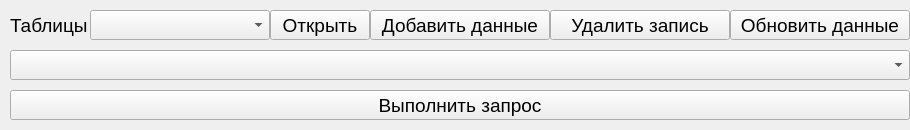
A1ex1in/BSBDKursach, file ManajerWindowUI.ui: the form before one commit.
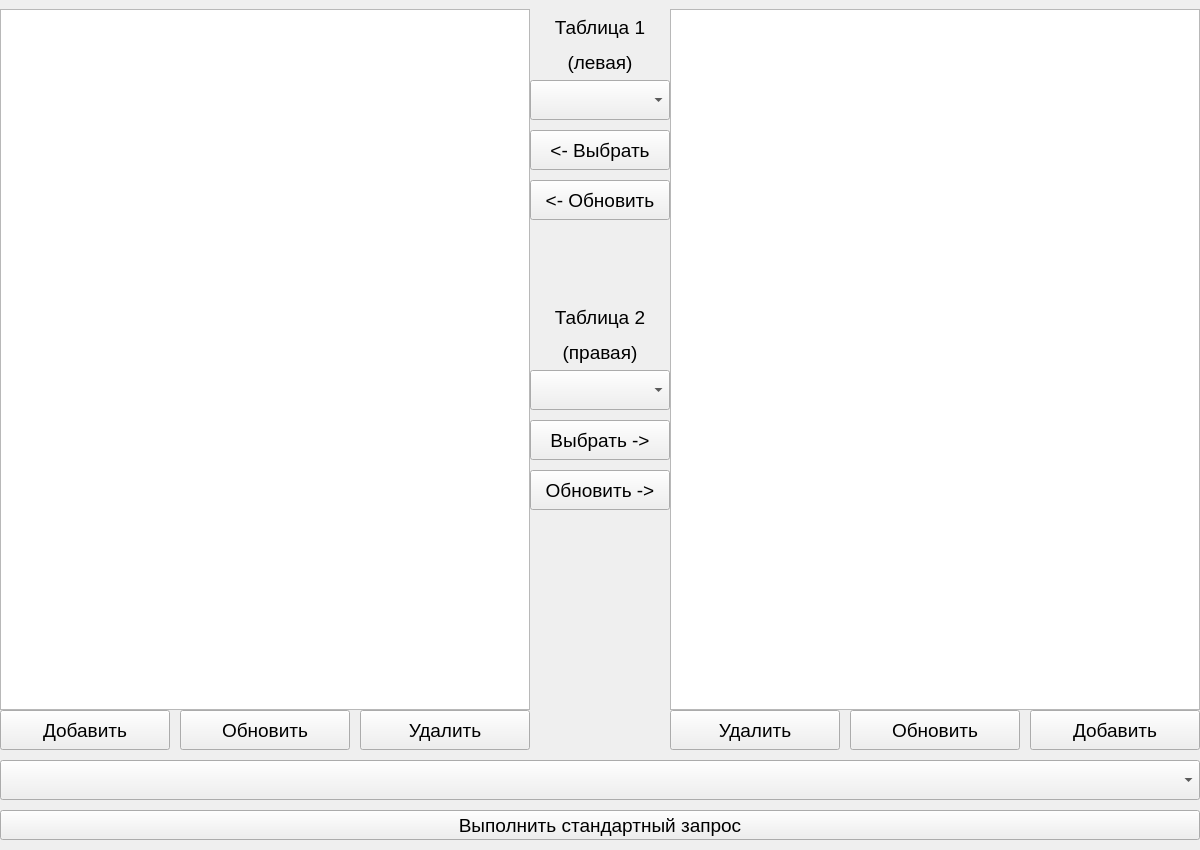
The form after the commit.

What changed in the file:
```diff
--- a/ManajerWindowUI.ui
+++ b/ManajerWindowUI.ui
@@ -6,53 +6,71 @@
    <rect>
     <x>0</x>
     <y>0</y>
-    <width>910</width>
-    <height>130</height>
+    <width>1200</width>
+    <height>850</height>
    </rect>
   </property>
   <property name="minimumSize">
    <size>
-    <width>910</width>
-    <height>130</height>
+    <width>1200</width>
+    <height>850</height>
    </size>
   </property>
   <property name="maximumSize">
    <size>
-    <width>910</width>
-    <height>130</height>
+    <width>1200</width>
+    <height>850</height>
    </size>
   </property>
-  <property name="font">
-   <font>
-    <pointsize>14</pointsize>
-   </font>
-  </property>
   <property name="windowTitle">
    <string>Сотрудник</string>
   </property>
   <widget class="QWidget" name="centralwidget">
-   <widget class="QComboBox" name="CB_Table">
+   <widget class="QTableWidget" name="TW_L">
     <property name="geometry">
      <rect>
-      <x>90</x>
-      <y>10</y>
-      <width>180</width>
-      <height>30</height>
+      <x>0</x>
+      <y>9</y>
+      <width>530</width>
+      <height>701</height>
      </rect>
     </property>
+   </widget>
+   <widget class="QTableWidget" name="TW_R">
+    <property name="geometry">
+     <rect>
+      <x>670</x>
+      <y>9</y>
+      <width>530</width>
+      <height>701</height>
+     </rect>
+    </property>
+   </widget>
+   <widget class="QPushButton" name="PB_L_Inser">
+    <property name="geometry">
+     <rect>
+      <x>0</x>
+      <y>710</y>
+      <width>170</width>
+      <height>40</height>
+     </rect>
+    </property>
     <property name="font">
      <font>
-      <pointsize>10</pointsize>
+      <pointsize>14</pointsize>
      </font>
     </property>
+    <property name="text">
+     <string>Добавить</string>
+    </property>
    </widget>
-   <widget class="QLabel" name="L_Tabl">
+   <widget class="QPushButton" name="PB_L_Update">
     <property name="geometry">
      <rect>
-      <x>10</x>
-      <y>10</y>
-      <width>80</width>
-      <height>30</height>
+      <x>180</x>
+      <y>710</y>
+      <width>170</width>
+      <height>40</height>
      </rect>
     </property>
     <property name="font">
@@ -61,16 +79,16 @@
      </font>
     </property>
     <property name="text">
-     <string>Таблицы</string>
+     <string>Обновить</string>
     </property>
    </widget>
    <widget class="QPushButton" name="PB_Open">
     <property name="geometry">
      <rect>
-      <x>270</x>
-      <y>10</y>
-      <width>100</width>
-      <height>30</height>
+      <x>360</x>
+      <y>710</y>
+      <width>170</width>
+      <height>40</height>
      </rect>
     </property>
     <property name="font">
@@ -79,55 +97,70 @@
      </font>
     </property>
     <property name="text">
-     <string>Открыть</string>
+     <string>Удалить</string>
     </property>
    </widget>
    <widget class="QPushButton" name="PB_Add">
     <property name="geometry">
      <rect>
-      <x>370</x>
-      <y>10</y>
-      <width>180</width>
-      <height>30</height>
+      <x>670</x>
+      <y>710</y>
+      <width>170</width>
+      <height>40</height>
      </rect>
     </property>
+    <property name="font">
+     <font>
+      <pointsize>14</pointsize>
+     </font>
+    </property>
     <property name="text">
-     <string>Добавить данные</string>
+     <string>Удалить</string>
     </property>
    </widget>
    <widget class="QPushButton" name="PB_Delete">
     <property name="geometry">
      <rect>
-      <x>550</x>
-      <y>10</y>
-      <width>180</width>
-      <height>30</height>
+      <x>1030</x>
+      <y>710</y>
+      <width>170</width>
+      <height>40</height>
      </rect>
     </property>
+    <property name="font">
+     <font>
+      <pointsize>14</pointsize>
+     </font>
+    </property>
     <property name="text">
-     <string>Удалить запись</string>
+     <string>Добавить</string>
     </property>
    </widget>
    <widget class="QPushButton" name="PB_Update">
     <property name="geometry">
      <rect>
-      <x>730</x>
-      <y>10</y>
-      <width>180</width>
-      <height>30</height>
+      <x>850</x>
+      <y>710</y>
+      <width>170</width>
+      <height>40</height>
      </rect>
     </property>
+    <property name="font">
+     <font>
+      <pointsize>14</pointsize>
+     </font>
+    </property>
     <property name="text">
-     <string>Обновить данные</string>
+     <string>Обновить</string>
     </property>
    </widget>
    <widget class="QComboBox" name="CB_Querry">
     <property name="geometry">
      <rect>
-      <x>10</x>
-      <y>50</y>
-      <width>900</width>
-      <height>30</height>
+      <x>530</x>
+      <y>80</y>
+      <width>140</width>
+      <height>40</height>
      </rect>
     </property>
     <property name="font">
@@ -136,17 +169,160 @@
      </font>
     </property>
    </widget>
-   <widget class="QPushButton" name="PB_Ex_Querry">
+   <widget class="QComboBox" name="CB_R">
     <property name="geometry">
      <rect>
-      <x>10</x>
-      <y>90</y>
-      <width>900</width>
+      <x>530</x>
+      <y>370</y>
+      <width>140</width>
+      <height>40</height>
+     </rect>
+    </property>
+    <property name="font">
+     <font>
+      <pointsize>10</pointsize>
+     </font>
+    </property>
+   </widget>
+   <widget class="QPushButton" name="PB_L1">
+    <property name="geometry">
+     <rect>
+      <x>530</x>
+      <y>130</y>
+      <width>140</width>
+      <height>40</height>
+     </rect>
+    </property>
+    <property name="font">
+     <font>
+      <pointsize>14</pointsize>
+     </font>
+    </property>
+    <property name="text">
+     <string>&lt;- Выбрать</string>
+    </property>
+   </widget>
+   <widget class="QPushButton" name="PB_R1">
+    <property name="geometry">
+     <rect>
+      <x>530</x>
+      <y>420</y>
+      <width>140</width>
+      <height>40</height>
+     </rect>
+    </property>
+    <property name="font">
+     <font>
+      <pointsize>14</pointsize>
+     </font>
+    </property>
+    <property name="text">
+     <string>Выбрать -&gt;</string>
+    </property>
+   </widget>
+   <widget class="QComboBox" name="CB_Query">
+    <property name="geometry">
+     <rect>
+      <x>0</x>
+      <y>760</y>
+      <width>1200</width>
+      <height>40</height>
+     </rect>
+    </property>
+    <property name="font">
+     <font>
+      <pointsize>14</pointsize>
+     </font>
+    </property>
+   </widget>
+   <widget class="QPushButton" name="PB_Query_Execute">
+    <property name="geometry">
+     <rect>
+      <x>0</x>
+      <y>810</y>
+      <width>1200</width>
       <height>30</height>
      </rect>
     </property>
+    <property name="font">
+     <font>
+      <pointsize>14</pointsize>
+     </font>
+    </property>
     <property name="text">
-     <string>Выполнить запрос</string>
+     <string>Выполнить стандартный запрос</string>
+    </property>
+   </widget>
+   <widget class="QPushButton" name="PB_L2">
+    <property name="geometry">
+     <rect>
+      <x>530</x>
+      <y>180</y>
+      <width>140</width>
+      <height>40</height>
+     </rect>
+    </property>
+    <property name="font">
+     <font>
+      <pointsize>14</pointsize>
+     </font>
+    </property>
+    <property name="text">
+     <string>&lt;- Обновить</string>
+    </property>
+   </widget>
+   <widget class="QPushButton" name="PB_R2">
+    <property name="geometry">
+     <rect>
+      <x>530</x>
+      <y>470</y>
+      <width>140</width>
+      <height>40</height>
+     </rect>
+    </property>
+    <property name="font">
+     <font>
+      <pointsize>14</pointsize>
+     </font>
+    </property>
+    <property name="text">
+     <string>Обновить -&gt;</string>
+    </property>
+   </widget>
+   <widget class="QLabel" name="L_L">
+    <property name="geometry">
+     <rect>
+      <x>530</x>
+      <y>10</y>
+      <width>140</width>
+      <height>70</height>
+     </rect>
+    </property>
+    <property name="font">
+     <font>
+      <pointsize>14</pointsize>
+     </font>
+    </property>
+    <property name="text">
+     <string>&lt;html&gt;&lt;head/&gt;&lt;body&gt;&lt;p align=&quot;center&quot;&gt;Таблица 1&lt;/p&gt;&lt;p align=&quot;center&quot;&gt;(левая)&lt;/p&gt;&lt;/body&gt;&lt;/html&gt;</string>
+    </property>
+   </widget>
+   <widget class="QLabel" name="L_R">
+    <property name="geometry">
+     <rect>
+      <x>530</x>
+      <y>300</y>
+      <width>140</width>
+      <height>70</height>
+     </rect>
+    </property>
+    <property name="font">
+     <font>
+      <pointsize>14</pointsize>
+     </font>
+    </property>
+    <property name="text">
+     <string>&lt;html&gt;&lt;head/&gt;&lt;body&gt;&lt;p align=&quot;center&quot;&gt;Таблица 2&lt;/p&gt;&lt;p align=&quot;center&quot;&gt;(правая)&lt;/p&gt;&lt;/body&gt;&lt;/html&gt;</string>
     </property>
    </widget>
   </widget>
```
Left out of the diff: 16 changed lines with no effect on the pictures.
